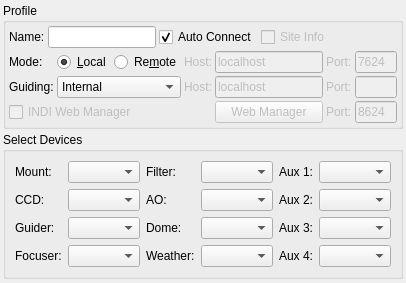
First picture: the form in kstars/ekos/profileeditor.ui, repository KDE/kstars, before the edit.
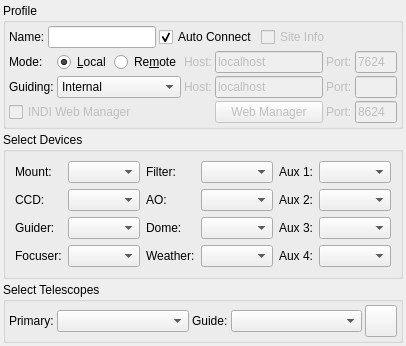
Second picture: the form after the edit. Icons and pictures are not drawn.

Commit message: Add support to selection of telescopes from profile itself. By default, it is left to default which just uses whatever telescope settings that were stored previously. If the user explicitly adds and selects a telescope, then Ekos sets that specific telescope info in the INDI mount driver and saves it. Needs further testing

What changed in the file:
```diff
--- a/kstars/ekos/profileeditor.ui
+++ b/kstars/ekos/profileeditor.ui
@@ -7,7 +7,7 @@
     <x>0</x>
     <y>0</y>
     <width>380</width>
-    <height>283</height>
+    <height>334</height>
    </rect>
   </property>
   <layout class="QVBoxLayout" name="verticalLayout">
@@ -596,6 +596,80 @@
      </layout>
     </widget>
    </item>
+   <item>
+    <widget class="QGroupBox" name="groupBox_2">
+     <property name="title">
+      <string>Select Telescopes</string>
+     </property>
+     <layout class="QHBoxLayout" name="horizontalLayout_2">
+      <property name="spacing">
+       <number>3</number>
+      </property>
+      <property name="leftMargin">
+       <number>3</number>
+      </property>
+      <property name="topMargin">
+       <number>3</number>
+      </property>
+      <property name="rightMargin">
+       <number>3</number>
+      </property>
+      <property name="bottomMargin">
+       <number>3</number>
+      </property>
+      <item>
+       <widget class="QLabel" name="label">
+        <property name="text">
+         <string>Primary:</string>
+        </property>
+       </widget>
+      </item>
+      <item>
+       <widget class="QComboBox" name="primaryScopeCombo">
+        <property name="sizePolicy">
+         <sizepolicy hsizetype="MinimumExpanding" vsizetype="Fixed">
+          <horstretch>0</horstretch>
+          <verstretch>0</verstretch>
+         </sizepolicy>
+        </property>
+       </widget>
+      </item>
+      <item>
+       <widget class="QLabel" name="label_2">
+        <property name="text">
+         <string>Guide:</string>
+        </property>
+       </widget>
+      </item>
+      <item>
+       <widget class="QComboBox" name="guideScopeCombo">
+        <property name="sizePolicy">
+         <sizepolicy hsizetype="MinimumExpanding" vsizetype="Fixed">
+          <horstretch>0</horstretch>
+          <verstretch>0</verstretch>
+         </sizepolicy>
+        </property>
+       </widget>
+      </item>
+      <item>
+       <widget class="QPushButton" name="addScopeB">
+        <property name="minimumSize">
+         <size>
+          <width>32</width>
+          <height>32</height>
+         </size>
+        </property>
+        <property name="maximumSize">
+         <size>
+          <width>32</width>
+          <height>32</height>
+         </size>
+        </property>
+       </widget>
+      </item>
+     </layout>
+    </widget>
+   </item>
    <item>
     <spacer name="verticalSpacer">
      <property name="orientation">
```
The commit also changes 7 other files.
